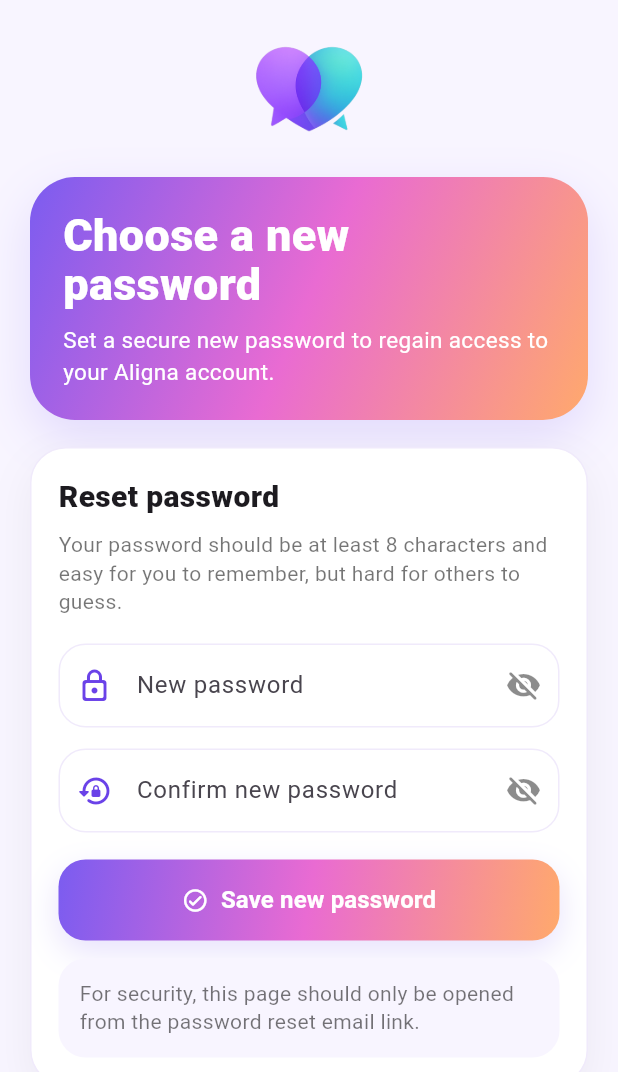
After one commit to mohtadieb/aligna, a Flutter app: the ResetPasswordPage screen opened directly, on a phone screen of 412 x 824 dp. The commit adds this screen. Shown: the top 1072 px of the screen. Run offline on Flutter 3.47's test engine with Material 3 defaults, Android fonts, the phone set to English and light mode, and no system bars; our stand-ins replace app_links, printing, shared_preferences, supabase_flutter; missing offline and left inert: purchases_flutter, purchases_ui_flutter; accounts and stored records are empty; network calls fail.

Commit message:
password reset

```diff
--- /dev/null
+++ b/lib/features/auth/pages/reset_password_page.dart
@@ -0,0 +1,345 @@
+import 'package:flutter/material.dart';
+import 'package:supabase_flutter/supabase_flutter.dart';
+
+class ResetPasswordPage extends StatefulWidget {
+  final VoidCallback? onPasswordUpdated;
+
+  const ResetPasswordPage({
+    super.key,
+    this.onPasswordUpdated,
+  });
+
+  @override
+  State<ResetPasswordPage> createState() => _ResetPasswordPageState();
+}
+
+class _ResetPasswordPageState extends State<ResetPasswordPage> {
+  final _pw1 = TextEditingController();
+  final _pw2 = TextEditingController();
+
+  static const _brandGradient = LinearGradient(
+    colors: [
+      Color(0xFF7B5CF0),
+      Color(0xFFE96BD2),
+      Color(0xFFFFA96C),
+    ],
+    begin: Alignment.topLeft,
+    end: Alignment.bottomRight,
+  );
+
+  static const _pageBg = Color(0xFFF8F5FF);
+  static const _cardBorder = Color(0xFFF0EAFB);
+  static const _primaryPurple = Color(0xFF6A42E8);
+  static const _softPurple = Color(0xFFF8F5FF);
+
+  bool _isSaving = false;
+  bool _obscure1 = true;
+  bool _obscure2 = true;
+
+  @override
+  void dispose() {
+    _pw1.dispose();
+    _pw2.dispose();
+    super.dispose();
+  }
+
+  InputDecoration _inputDecoration({
+    required String label,
+    required IconData icon,
+    Widget? suffixIcon,
+  }) {
+    return InputDecoration(
+      labelText: label,
+      prefixIcon: Icon(icon, color: _primaryPurple),
+      suffixIcon: suffixIcon,
+      filled: true,
+      fillColor: Colors.white,
+      contentPadding: const EdgeInsets.symmetric(horizontal: 16, vertical: 16),
+      border: OutlineInputBorder(
+        borderRadius: BorderRadius.circular(18),
+        borderSide: const BorderSide(color: _cardBorder),
+      ),
+      enabledBorder: OutlineInputBorder(
+        borderRadius: BorderRadius.circular(18),
+        borderSide: const BorderSide(color: _cardBorder),
+      ),
+      focusedBorder: OutlineInputBorder(
+        borderRadius: BorderRadius.circular(18),
+        borderSide: const BorderSide(color: _primaryPurple, width: 1.4),
+      ),
+    );
+  }
+
+  Widget _gradientButton({
+    required String text,
+    required VoidCallback? onPressed,
+    IconData? icon,
+  }) {
+    return DecoratedBox(
+      decoration: BoxDecoration(
+        gradient: _brandGradient,
+        borderRadius: BorderRadius.circular(18),
+        boxShadow: [
+          BoxShadow(
+            color: const Color(0xFF7B5CF0).withOpacity(0.18),
+            blurRadius: 18,
+            offset: const Offset(0, 8),
+          ),
+        ],
+      ),
+      child: ElevatedButton(
+        onPressed: onPressed,
+        style: ElevatedButton.styleFrom(
+          minimumSize: const Size.fromHeight(54),
+          backgroundColor: Colors.transparent,
+          shadowColor: Colors.transparent,
+          disabledBackgroundColor: Colors.transparent,
+          disabledForegroundColor: Colors.white70,
+          shape: RoundedRectangleBorder(
+            borderRadius: BorderRadius.circular(18),
+          ),
+        ),
+        child: Row(
+          mainAxisAlignment: MainAxisAlignment.center,
+          children: [
+            if (icon != null) ...[
+              Icon(icon, color: Colors.white),
+              const SizedBox(width: 8),
+            ],
+            Text(
+              text,
+              style: const TextStyle(
+                fontSize: 16,
+                fontWeight: FontWeight.w700,
+                color: Colors.white,
+              ),
+            ),
+          ],
+        ),
+      ),
+    );
+  }
+
+  Future<void> _saveNewPassword() async {
+    FocusScope.of(context).unfocus();
+
+    final p1 = _pw1.text.trim();
+    final p2 = _pw2.text.trim();
+
+    if (p1.isEmpty || p2.isEmpty) {
+      ScaffoldMessenger.of(context).showSnackBar(
+        const SnackBar(content: Text('Please fill in both password fields.')),
+      );
+      return;
+    }
+
+    if (p1.length < 8) {
+      ScaffoldMessenger.of(context).showSnackBar(
+        const SnackBar(
+          content: Text('Your new password must be at least 8 characters.'),
+        ),
+      );
+      return;
+    }
+
+    if (p1 != p2) {
+      ScaffoldMessenger.of(context).showSnackBar(
+        const SnackBar(content: Text('Passwords do not match.')),
+      );
+      return;
+    }
+
+    setState(() => _isSaving = true);
+
+    try {
+      await Supabase.instance.client.auth.updateUser(
+        UserAttributes(password: p1),
+      );
+
+      if (!mounted) return;
+
+      ScaffoldMessenger.of(context).showSnackBar(
+        const SnackBar(
+          content: Text('Your password has been updated successfully.'),
+        ),
+      );
+
+      widget.onPasswordUpdated?.call();
+    } on AuthException catch (e) {
+      if (!mounted) return;
+      ScaffoldMessenger.of(context).showSnackBar(
+        SnackBar(content: Text(e.message)),
+      );
+    } catch (e) {
+      if (!mounted) return;
+      ScaffoldMessenger.of(context).showSnackBar(
+        SnackBar(content: Text('Error: $e')),
+      );
+    } finally {
+      if (mounted) setState(() => _isSaving = false);
+    }
+  }
+
+  @override
+  Widget build(BuildContext context) {
+    return Scaffold(
+      backgroundColor: _pageBg,
+      body: SafeArea(
+        child: ListView(
+          padding: const EdgeInsets.fromLTRB(20, 16, 20, 24),
+          children: [
+            const SizedBox(height: 8),
+            Center(
+              child: Image.asset(
+                'assets/icon/aligna_inapp_icon.png',
+                height: 74,
+              ),
+            ),
+            const SizedBox(height: 20),
+            Container(
+              width: double.infinity,
+              padding: const EdgeInsets.all(22),
+              decoration: BoxDecoration(
+                gradient: _brandGradient,
+                borderRadius: BorderRadius.circular(30),
+                boxShadow: [
+                  BoxShadow(
+                    color: const Color(0xFF7B5CF0).withOpacity(0.18),
+                    blurRadius: 28,
+                    offset: const Offset(0, 12),
+                  ),
+                ],
+              ),
+              child: const Column(
+                crossAxisAlignment: CrossAxisAlignment.start,
+                children: [
+                  Text(
+                    'Choose a new\npassword',
+                    style: TextStyle(
+                      fontSize: 30,
+                      height: 1.1,
+                      fontWeight: FontWeight.w800,
+                      color: Colors.white,
+                    ),
+                  ),
+                  SizedBox(height: 10),
+                  Text(
+                    'Set a secure new password to regain access to your Aligna account.',
+                    style: TextStyle(
+                      fontSize: 15,
+                      height: 1.4,
+                      color: Colors.white,
+                    ),
+                  ),
+                ],
+              ),
+            ),
+            const SizedBox(height: 18),
+            Container(
+              padding: const EdgeInsets.all(18),
+              decoration: BoxDecoration(
+                color: Colors.white,
+                borderRadius: BorderRadius.circular(24),
+                boxShadow: [
+                  BoxShadow(
+                    color: Colors.black.withOpacity(0.05),
+                    blurRadius: 24,
+                    offset: const Offset(0, 10),
+                  ),
+                ],
+                border: Border.all(color: _cardBorder),
+              ),
+              child: Column(
+                crossAxisAlignment: CrossAxisAlignment.start,
+                children: [
+                  const Text(
+                    'Reset password',
+                    style: TextStyle(
+                      fontSize: 20,
+                      fontWeight: FontWeight.w800,
+                    ),
+                  ),
+                  const SizedBox(height: 8),
+                  const Text(
+                    'Your password should be at least 8 characters and easy for you to remember, but hard for others to guess.',
+                    style: TextStyle(
+                      color: Colors.black54,
+                      height: 1.35,
+                    ),
+                  ),
+                  const SizedBox(height: 18),
+                  TextField(
+                    controller: _pw1,
+                    obscureText: _obscure1,
+                    textInputAction: TextInputAction.next,
+                    decoration: _inputDecoration(
+                      label: 'New password',
+                      icon: Icons.lock_outline_rounded,
+                      suffixIcon: IconButton(
+                        onPressed: () {
+                          setState(() => _obscure1 = !_obscure1);
+                        },
+                        icon: Icon(
+                          _obscure1
+                              ? Icons.visibility_off_rounded
+                              : Icons.visibility_rounded,
+                          color: Colors.black45,
+                        ),
+                      ),
+                    ),
+                  ),
+                  const SizedBox(height: 14),
+                  TextField(
+                    controller: _pw2,
+                    obscureText: _obscure2,
+                    textInputAction: TextInputAction.done,
+                    onSubmitted: (_) {
+                      if (!_isSaving) _saveNewPassword();
+                    },
+                    decoration: _inputDecoration(
+                      label: 'Confirm new password',
+                      icon: Icons.lock_reset_rounded,
+                      suffixIcon: IconButton(
+                        onPressed: () {
+                          setState(() => _obscure2 = !_obscure2);
+                        },
+                        icon: Icon(
+                          _obscure2
+                              ? Icons.visibility_off_rounded
+                              : Icons.visibility_rounded,
+                          color: Colors.black45,
+                        ),
+                      ),
+                    ),
+                  ),
+                  const SizedBox(height: 18),
+                  _gradientButton(
+                    text: _isSaving ? 'Saving...' : 'Save new password',
+                    onPressed: _isSaving ? null : _saveNewPassword,
+                    icon: Icons.check_circle_outline_rounded,
+                  ),
+                  const SizedBox(height: 12),
+                  Container(
+                    width: double.infinity,
+                    padding: const EdgeInsets.all(14),
+                    decoration: BoxDecoration(
+                      color: _softPurple,
+                      borderRadius: BorderRadius.circular(18),
+                    ),
+                    child: const Text(
+                      'For security, this page should only be opened from the password reset email link.',
+                      style: TextStyle(
+                        color: Colors.black54,
+                        height: 1.35,
+                      ),
+                    ),
+                  ),
+                ],
+              ),
+            ),
+          ],
+        ),
+      ),
+    );
+  }
+}
```
Also changed, not shown: lib/app.dart (+126 -10 lines), lib/features/auth/pages/auth_page.dart (+80 -12 lines), 1 other file.
